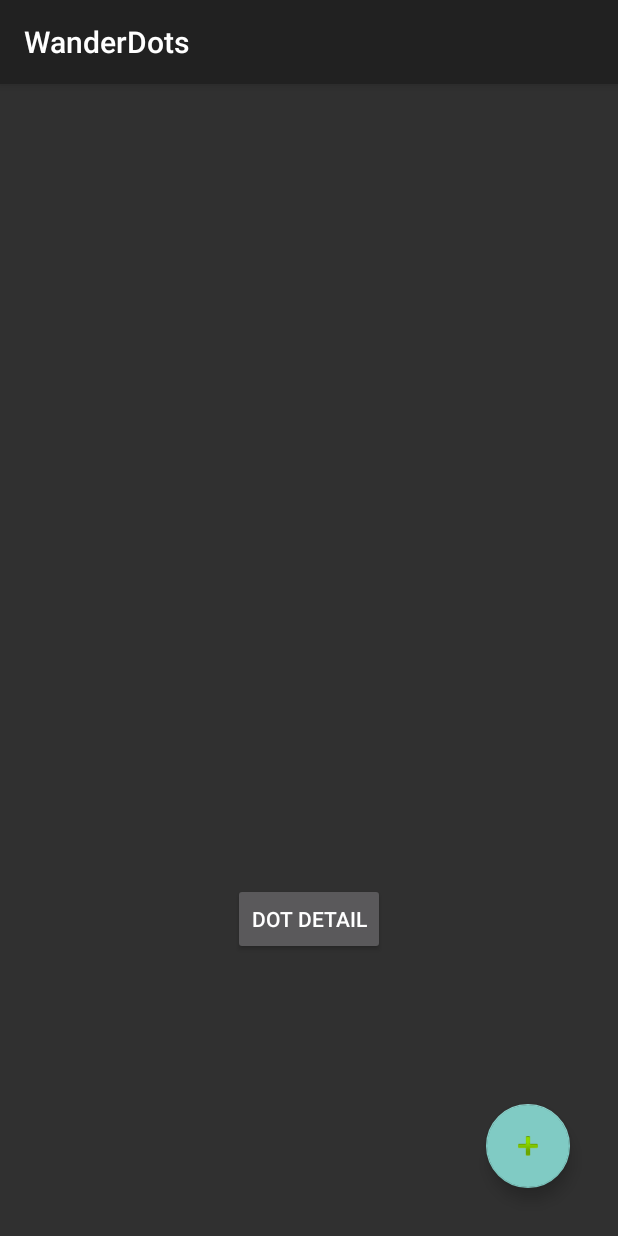
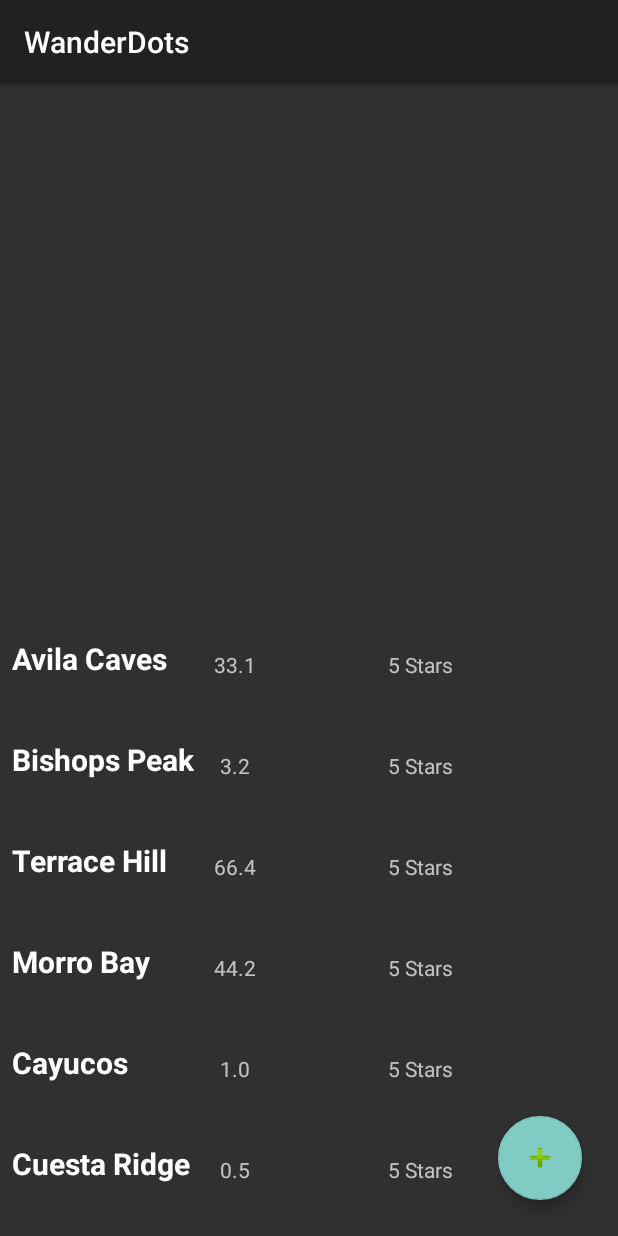
Before and after one commit to aegarro/WanderDots, an Android app: the MainActivity screen opened directly, with no data from a screen before it, on a phone screen of 412 x 824 dp. Run offline under Robolectric (Android 15) with nearby library versions, the phone set to English and light mode, and no system bars.

Commit message:
Added a List of Dots to the Home Page

```diff
--- a/app/build.gradle
+++ b/app/build.gradle
@@ -26,4 +26,5 @@ dependencies {
     androidTestImplementation 'com.android.support.test:runner:1.0.2'
     androidTestImplementation 'com.android.support.test.espresso:espresso-core:3.0.2'
     implementation 'com.android.support:design:28.0.0'
+    implementation 'com.android.support:recyclerview-v7:28.0.0'
 }
--- /dev/null
+++ b/app/src/main/java/com/example/wanderdots/Dot.java
@@ -0,0 +1,43 @@
+package com.example.wanderdots;
+
+public class Dot {
+    private int id;
+    private String title;
+    private String description;
+    private double latitude;
+    private double longitude;
+    private int photo;
+
+    public Dot(int id, String title, String description, double latitude, double longitude, int photo) {
+        this.id = id;
+        this.title = title;
+        this.description = description;
+        this.latitude = latitude;
+        this.longitude = longitude;
+        this.photo = photo;
+    }
+
+    public int getId() {
+        return id;
+    }
+
+    public String getTitle() {
+        return title;
+    }
+
+    public String getDescription() {
+        return description;
+    }
+
+    public double getLatitude() {
+        return latitude;
+    }
+
+    public double getLongitude() {
+        return longitude;
+    }
+
+    public int getPhoto() {
+        return photo;
+    }
+}
--- /dev/null
+++ b/app/src/main/java/com/example/wanderdots/DotListAdapter.java
@@ -0,0 +1,71 @@
+package com.example.wanderdots;
+
+import android.content.Context;
+import android.content.Intent;
+import android.support.annotation.NonNull;
+import android.support.v7.widget.RecyclerView;
+import android.view.LayoutInflater;
+import android.view.ViewGroup;
+import android.view.View;
+import android.widget.TextView;
+
+import java.util.ArrayList;
+
+public class DotListAdapter extends RecyclerView.Adapter<DotListAdapter.ViewHolder> {
+
+    public ArrayList<Dot> dotList;
+    Context ctx;
+
+    public DotListAdapter(ArrayList<Dot> dotList, Context ctx){
+        this.dotList = dotList;
+    }
+
+    @NonNull
+    @Override
+    public DotListAdapter.ViewHolder onCreateViewHolder(@NonNull ViewGroup viewGroup, int i) {
+        View view = LayoutInflater.from(viewGroup.getContext()).inflate(R.layout.dot_list_item, viewGroup, false);
+        this.ctx = ctx;
+        return new ViewHolder(view, ctx, dotList);
+    }
+
+    @Override
+    public void onBindViewHolder(@NonNull DotListAdapter.ViewHolder viewHolder, int i) {
+        viewHolder.title.setText(dotList.get(i).getTitle());
+        viewHolder.distance.setText(new Double(dotList.get(i).getLatitude()).toString());
+        viewHolder.rating.setText("5 Stars");
+    }
+
+    @Override
+    public int getItemCount() {
+        return dotList.size();
+    }
+
+    public class ViewHolder extends RecyclerView.ViewHolder implements View.OnClickListener {
+
+        View mView;
+
+        public TextView title;
+        public TextView distance;
+        public TextView rating;
+        ArrayList<Dot> dotList = new ArrayList<Dot>();
+        Context ctx;
+
+        public ViewHolder(@NonNull View itemView, Context ctx, ArrayList<Dot> dots){
+            super(itemView);
+            mView = itemView;
+            this.ctx = ctx;
+            this.dotList = dots;
+            itemView.setOnClickListener(this);
+
+            title = (TextView) mView.findViewById(R.id.dot_item_title);
+            distance = (TextView) mView.findViewById(R.id.dot_item_dist);
+            rating = (TextView) mView.findViewById(R.id.dot_item_rating);
+        }
+
+        @Override
+        public void onClick(View v) {
+            Intent intent = new Intent(this.ctx, DotDetailActivity.class);
+            this.ctx.startActivity(intent);
+        }
+    }
+}
--- a/app/src/main/java/com/example/wanderdots/MainActivity.java
+++ b/app/src/main/java/com/example/wanderdots/MainActivity.java
@@ -4,21 +4,45 @@ import android.content.Intent;
 import android.support.design.widget.FloatingActionButton;
 import android.support.v7.app.AppCompatActivity;
 import android.os.Bundle;
+import android.support.v7.widget.LinearLayoutManager;
+import android.support.v7.widget.RecyclerView;
 import android.view.View;
 import android.widget.Button;
+
+import java.util.ArrayList;
 
 public class MainActivity extends AppCompatActivity {
 
     private FloatingActionButton newDotBtn;
-    private Button dotDetailBtn;
+    private RecyclerView main_list;
+
+    private ArrayList<Dot> dotList;
+    private DotListAdapter dotListAdapter;
 
     @Override
     protected void onCreate(Bundle savedInstanceState) {
         super.onCreate(savedInstanceState);
         setContentView(R.layout.activity_main);
 
+        /* Connect GUI elements with code here */
         newDotBtn = (FloatingActionButton) findViewById(R.id.new_dot_btn);
-        dotDetailBtn = (Button) findViewById(R.id.dot_detail_btn);
+        main_list = (RecyclerView) findViewById(R.id.main_recycler_view);
+        dotList = new ArrayList<Dot>();
+        dotListAdapter = new DotListAdapter(dotList, this);
+
+        main_list.setHasFixedSize(true);
+        main_list.setLayoutManager(new LinearLayoutManager(this));
+        main_list.setAdapter(dotListAdapter);
+
+
+        dotList.add(new Dot(32, "Avila Caves", "Cool Caves", 33.1, 127.6, 36));
+        dotList.add(new Dot(32, "Bishops Peak", "Cool Caves", 3.2, 127.6, 36));
+        dotList.add(new Dot(32, "Terrace Hill", "Cool Caves", 66.4, 127.6, 36));
+        dotList.add(new Dot(32, "Morro Bay", "Cool Caves", 44.2, 127.6, 36));
+        dotList.add(new Dot(32, "Cayucos", "Cool Caves", 1.0, 127.6, 36));
+        dotList.add(new Dot(32, "Cuesta Ridge", "Cool Caves", 0.5, 127.6, 36));
+        dotListAdapter.notifyDataSetChanged();
+
 
         newDotBtn.setOnClickListener(new View.OnClickListener() {
             @Override
@@ -28,13 +52,6 @@ public class MainActivity extends AppCompatActivity {
             }
         });
 
-        dotDetailBtn.setOnClickListener(new View.OnClickListener() {
-            @Override
-            public void onClick(View v) {
-                Intent intent = new Intent(MainActivity.this, DotDetailActivity.class);
-                startActivity(intent);
-            }
-        });
 
         /* TODO: this needs to be wrapped in an if to see if the user is
             is already logged in */
--- a/app/src/main/res/layout/activity_main.xml
+++ b/app/src/main/res/layout/activity_main.xml
@@ -7,32 +7,29 @@
     tools:context=".MainActivity">
 
     <android.support.constraint.Guideline
-        android:id="@+id/guideline"
+        android:id="@+id/guideline45"
         android:layout_width="wrap_content"
         android:layout_height="wrap_content"
         android:orientation="horizontal"
         app:layout_constraintGuide_percent="0.45" />
 
-    <Button
-        android:id="@+id/dot_detail_btn"
-        android:layout_width="wrap_content"
-        android:layout_height="wrap_content"
-        android:layout_marginStart="8dp"
-        android:layout_marginTop="8dp"
-        android:layout_marginEnd="8dp"
-        android:layout_marginBottom="8dp"
-        android:text="Dot Detail"
+    <android.support.v7.widget.RecyclerView
+        android:id="@+id/main_recycler_view"
+        android:layout_width="match_parent"
+        android:layout_height="0dp"
         app:layout_constraintBottom_toBottomOf="parent"
         app:layout_constraintEnd_toEndOf="parent"
         app:layout_constraintStart_toStartOf="parent"
-        app:layout_constraintTop_toTopOf="@+id/guideline" />
+        app:layout_constraintTop_toTopOf="@+id/guideline45" >
+
+    </android.support.v7.widget.RecyclerView>
 
     <android.support.design.widget.FloatingActionButton
         android:id="@+id/new_dot_btn"
         android:layout_width="wrap_content"
         android:layout_height="wrap_content"
-        android:layout_marginEnd="32dp"
-        android:layout_marginBottom="32dp"
+        android:layout_marginEnd="24dp"
+        android:layout_marginBottom="24dp"
         android:clickable="true"
         app:layout_constraintBottom_toBottomOf="parent"
         app:layout_constraintEnd_toEndOf="parent"
--- /dev/null
+++ b/app/src/main/res/layout/dot_list_item.xml
@@ -0,0 +1,56 @@
+<?xml version="1.0" encoding="utf-8"?>
+<android.support.constraint.ConstraintLayout xmlns:android="http://schemas.android.com/apk/res/android"
+    xmlns:app="http://schemas.android.com/apk/res-auto"
+    xmlns:tools="http://schemas.android.com/tools"
+    android:layout_width="match_parent"
+    android:layout_height="wrap_content">
+
+    <TextView
+        android:id="@+id/dot_item_title"
+        android:layout_width="wrap_content"
+        android:layout_height="wrap_content"
+        android:layout_marginStart="8dp"
+        android:layout_marginTop="24dp"
+        android:layout_marginBottom="16dp"
+        android:text="Title"
+        android:textColor="@color/white"
+        android:textSize="20sp"
+        android:textStyle="bold"
+        app:layout_constraintBottom_toBottomOf="parent"
+        app:layout_constraintStart_toStartOf="parent"
+        app:layout_constraintTop_toTopOf="parent" />
+
+    <android.support.constraint.Guideline
+        android:id="@+id/guideline"
+        android:layout_width="wrap_content"
+        android:layout_height="wrap_content"
+        android:orientation="vertical"
+        app:layout_constraintGuide_percent="0.38" />
+
+    <android.support.constraint.Guideline
+        android:id="@+id/guideline2"
+        android:layout_width="wrap_content"
+        android:layout_height="wrap_content"
+        android:orientation="vertical"
+        app:layout_constraintGuide_percent=".68" />
+
+    <TextView
+        android:id="@+id/dot_item_dist"
+        android:layout_width="wrap_content"
+        android:layout_height="wrap_content"
+        android:layout_marginEnd="8dp"
+        android:text="0.0 mi"
+        app:layout_constraintBottom_toBottomOf="@+id/dot_item_title"
+        app:layout_constraintEnd_toStartOf="@+id/guideline"
+        app:layout_constraintStart_toStartOf="@+id/guideline" />
+
+    <TextView
+        android:id="@+id/dot_item_rating"
+        android:layout_width="wrap_content"
+        android:layout_height="wrap_content"
+        android:layout_marginEnd="8dp"
+        android:text="5 Stars"
+        app:layout_constraintBottom_toBottomOf="@+id/dot_item_title"
+        app:layout_constraintEnd_toStartOf="@+id/guideline2"
+        app:layout_constraintStart_toStartOf="@+id/guideline2" />
+</android.support.constraint.ConstraintLayout>
```
